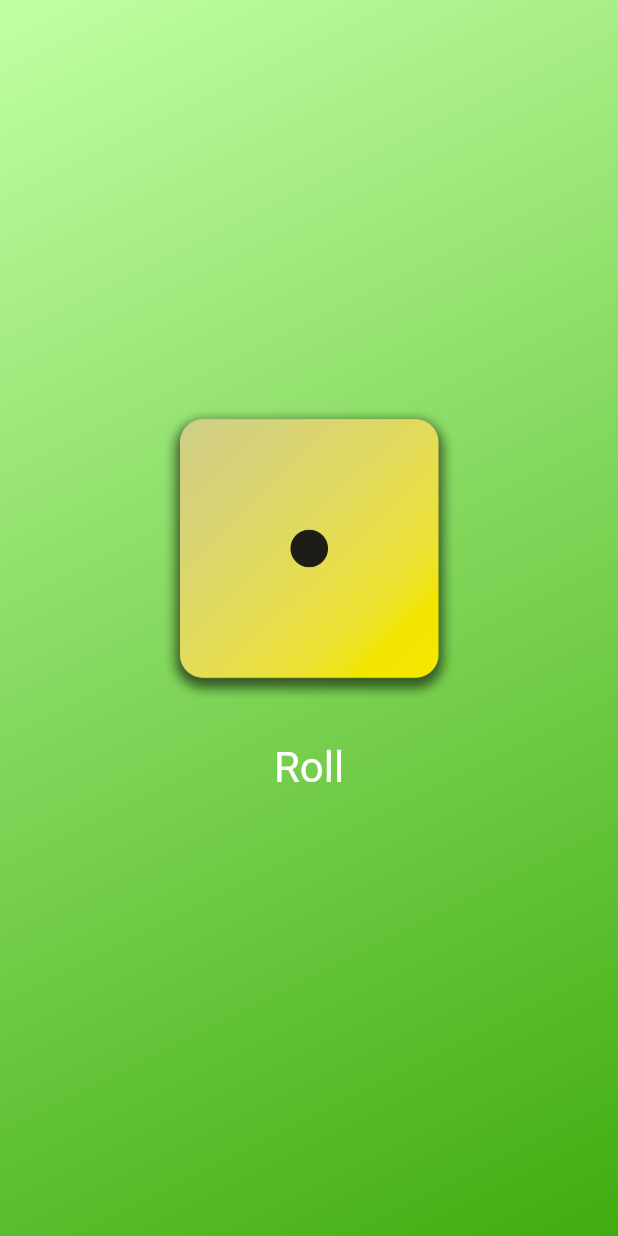
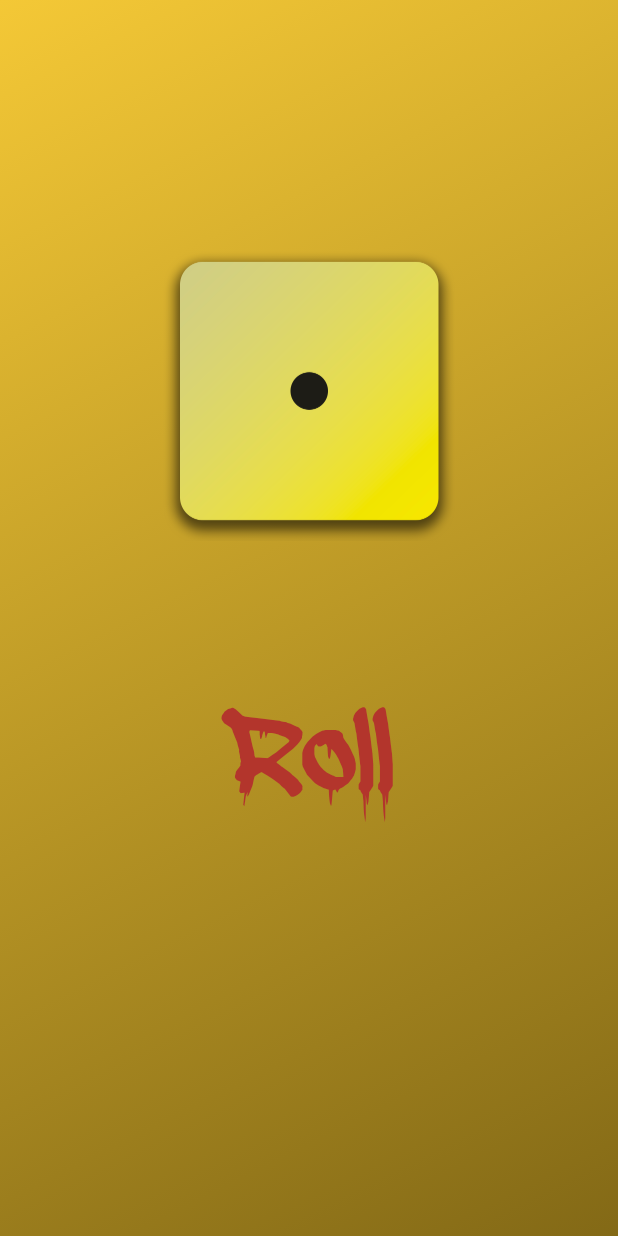
Before and after one commit to nevepura/dice_roll, a Flutter app: the screen it shows after launch, on a phone screen of 412 x 824 dp. Run offline on Flutter 3.47's test engine with Material 3 defaults, Android fonts, the phone set to English and light mode, and no system bars.

Commit message:
Added custom font & refactored

```diff
--- /dev/null
+++ b/assets/fonts/ADrippingMarker_info.txt
@@ -0,0 +1,2 @@
+license: Freeware
+link: https://www.fontspace.com/a-dripping-marker-font-f11043
--- a/lib/dice_roller.dart
+++ b/lib/dice_roller.dart
@@ -1,5 +1,6 @@
 import 'package:flutter/material.dart';
 import 'dart:math';
+import 'package:dice_roll/styled_text.dart';
 
 class DiceRoller extends StatefulWidget {
   const DiceRoller({super.key});
@@ -33,13 +34,9 @@ class _DiceRollerState extends State<DiceRoller> {
           onPressed: rollDice,
           //onHover: darken()
           style: TextButton.styleFrom(
-            padding: const EdgeInsets.all(30),
-            foregroundColor: Colors.white,
-            textStyle: const TextStyle(
-              fontSize: 28,
-            ),
+            padding: const EdgeInsets.all(80),
           ),
-          child: const Text("Roll"),
+          child: const StyledText("Roll"),
         ),
       ],
     );
--- a/lib/main.dart
+++ b/lib/main.dart
@@ -6,9 +6,8 @@ void main() {
     const MaterialApp(
       home: Scaffold(
         body: GradientContainer(
-          //startColor: Color.fromARGB(255, 244, 200, 54),
-          startColor: Color.fromARGB(255, 193, 255, 164),
-          endColor: Color.fromARGB(255, 64, 172, 15),
+          startColor: Color.fromARGB(255, 244, 200, 54),
+          endColor: Color.fromARGB(255, 131, 105, 22),
         ),
       ),
     ),
--- a/lib/styled_text.dart
+++ b/lib/styled_text.dart
@@ -3,7 +3,7 @@ import 'package:flutter/material.dart';
 class StyledText extends StatelessWidget {
   const StyledText(
     String text, {
-    this.textColor = Colors.black,
+    this.textColor = const Color.fromARGB(255, 179, 53, 44),
     super.key,
   }) : outputText = text;
 
@@ -16,7 +16,8 @@ class StyledText extends StatelessWidget {
       outputText,
       style: TextStyle(
         color: textColor,
-        fontSize: 28,
+        fontSize: 100,
+        fontFamily: 'Drip',
       ),
     );
   }
```
Also changed, not shown: pubspec.yaml (+9 -11 lines), assets/fonts/ADrippingMarker.ttf (added).
